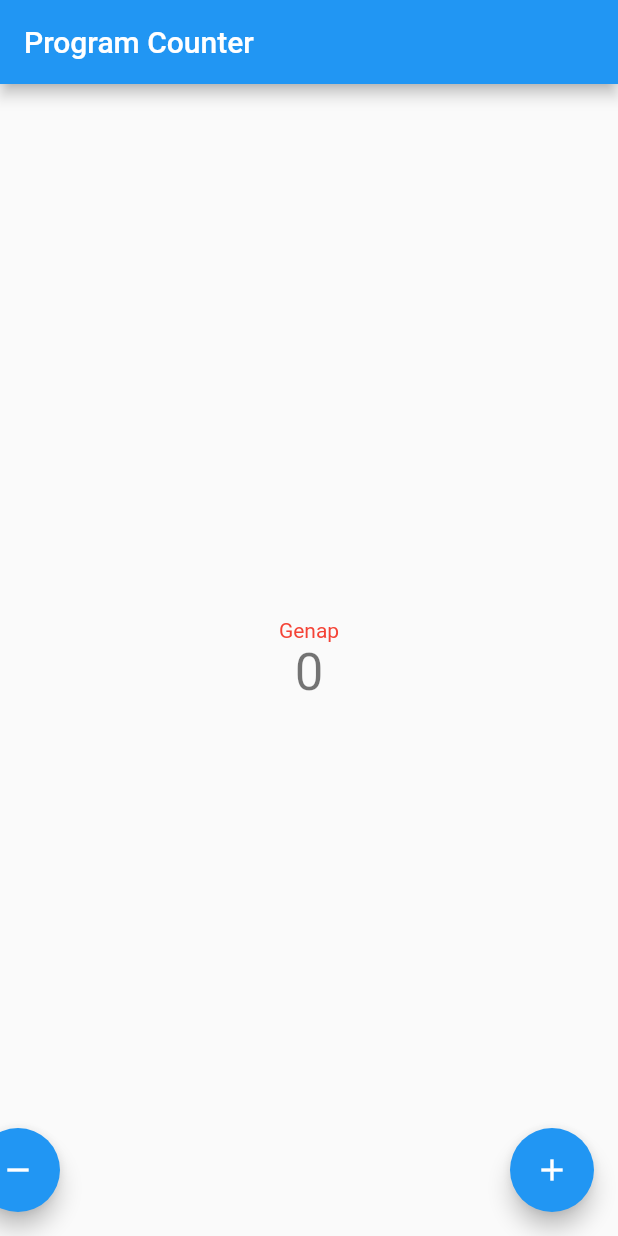
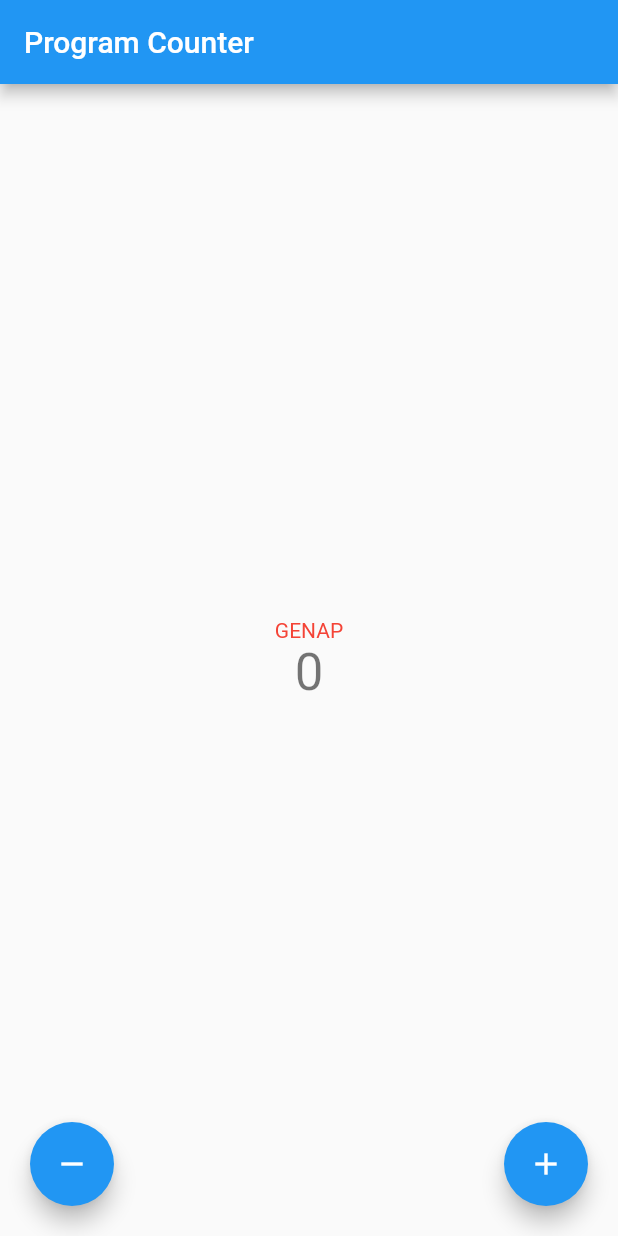
Before and after one commit to naufalweise/pbp-flutter-tutorial, a Flutter app: the CounterPage screen opened directly, on a phone screen of 412 x 824 dp. Run offline on Flutter 3.47's test engine with Material 2 defaults, Android fonts, the phone set to English and light mode, and no system bars.

Commit message:
Add cosmetics

```diff
--- a/lib/counter_7.dart
+++ b/lib/counter_7.dart
@@ -67,7 +67,7 @@ class _CounterPageState extends State<CounterPage> {
           mainAxisAlignment: MainAxisAlignment.center,
           children: <Widget>[
             Text(
-              _counter.isOdd ? "Ganjil" : "Genap",
+              _counter.isOdd ? "GANJIL" : "GENAP",
               style: TextStyle(color: _counter.isOdd ? Colors.blue : Colors.red),
             ),
             Text(
@@ -80,7 +80,8 @@ class _CounterPageState extends State<CounterPage> {
           ],
         ),
       ),
-      floatingActionButton: Stack(
+        floatingActionButtonLocation: FloatingActionButtonLocation.centerDocked,
+      floatingActionButton: Padding(padding: const EdgeInsets.all(20.0), child: Stack(
         children: <Widget>[
           Align(
               alignment: Alignment.bottomLeft,
@@ -100,6 +101,7 @@ class _CounterPageState extends State<CounterPage> {
           )
         ],
       )
+      )
     );
   }
 }
```
